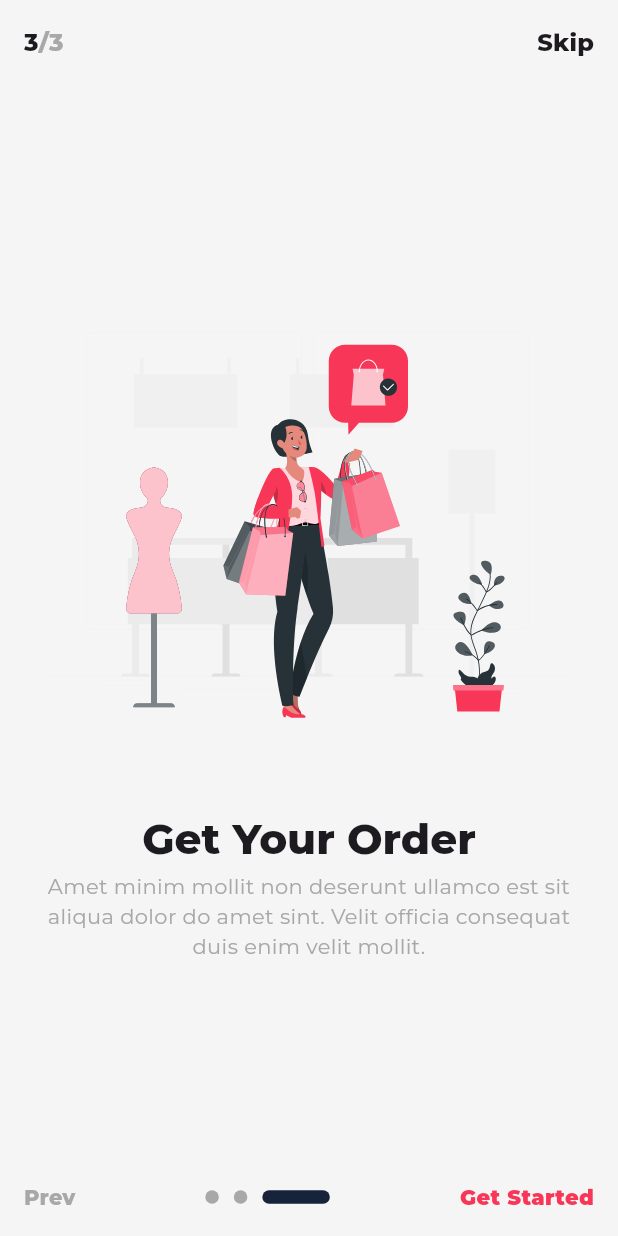
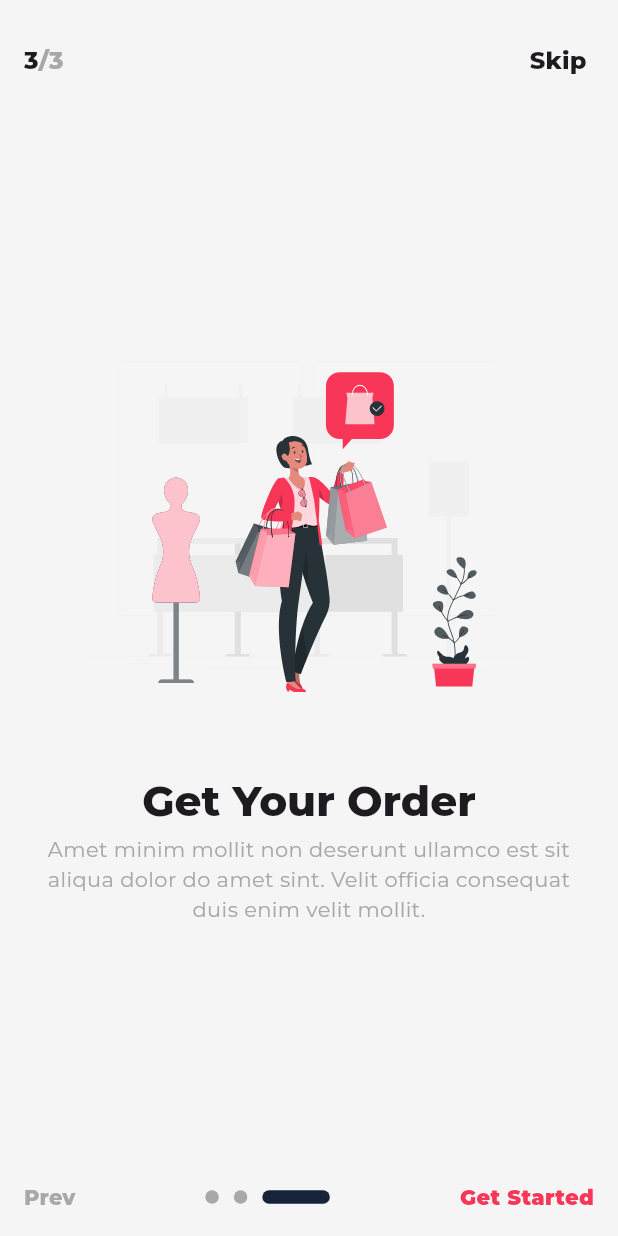
Before and after one commit to giapchicuong/ecommerce_app_clean_architecture, a Flutter app: the OnBoarding screen opened directly, after a tap on "Skip", on a phone screen of 412 x 824 dp. Run offline on Flutter 3.47's test engine with Material 3 defaults, Android fonts, the phone set to English and light mode, and no system bars; drawn by our look-alikes of smooth_page_indicator; our stand-ins replace cached_network_image, equatable, flutter_bloc, flutter_svg, get_it, google_fonts.

Commit message:
feat: onboarding pages

```diff
--- a/analysis_options.yaml
+++ b/analysis_options.yaml
@@ -21,6 +21,9 @@ linter:
   # `// ignore_for_file: name_of_lint` syntax on the line or in the file
   # producing the lint.
   rules:
+    prefer_const_constructors: true
+    prefer_const_constructors_in_immutables: true
+    prefer_const_literals_to_create_immutables: true
     # avoid_print: false  # Uncomment to disable the `avoid_print` rule
     # prefer_single_quotes: true  # Uncomment to enable the `prefer_single_quotes` rule
 
--- /dev/null
+++ b/devtools_options.yaml
@@ -0,0 +1,3 @@
+description: This file stores settings for Dart & Flutter DevTools.
+documentation: https://docs.flutter.dev/tools/devtools/extensions#configure-extension-enablement-states
+extensions:
--- /dev/null
+++ b/lib/common/widgets/images/custom_app_images.dart
@@ -0,0 +1,53 @@
+import 'package:cached_network_image/cached_network_image.dart';
+import 'package:flutter/material.dart';
+import 'package:flutter_svg/flutter_svg.dart';
+import 'package:flutter_svg/svg.dart';
+
+enum ImageSourceType { asset, network }
+
+class CustomAppImages extends StatelessWidget {
+  final String name;
+  final bool isSvg;
+  final double? width;
+  final double? height;
+  final ImageSourceType sourceType;
+
+  const CustomAppImages({
+    super.key,
+    required this.name,
+    this.isSvg = true,
+    this.width,
+    this.height,
+    this.sourceType = ImageSourceType.asset,
+  });
+
+  @override
+  Widget build(BuildContext context) {
+    if (sourceType == ImageSourceType.network) {
+      return CachedNetworkImage(
+        imageUrl: name,
+        width: width,
+        height: height,
+        fit: BoxFit.cover,
+        placeholder: (context, url) =>
+            const Center(child: CircularProgressIndicator()),
+        errorWidget: (context, url, error) => const Icon(Icons.error),
+      );
+    } else {
+      if (isSvg) {
+        return SvgPicture.asset(
+          name,
+          width: width,
+          height: height,
+        );
+      } else {
+        return Image.asset(
+          name,
+          width: width,
+          height: height,
+          fit: BoxFit.cover,
+        );
+      }
+    }
+  }
+}
--- a/lib/common/widgets/images/svg_picture.dart
+++ /dev/null
@@ -1,20 +0,0 @@
-import 'package:flutter/material.dart';
-import 'package:flutter_svg/svg.dart';
-
-class CustomAppImages extends StatelessWidget {
-  final bool isSvg;
-  const CustomAppImages({super.key, required this.name, this.isSvg = true});
-  final String name;
-
-  @override
-  Widget build(BuildContext context) {
-    return isSvg
-        ? SvgPicture.asset(
-            name,
-          )
-        : Image.asset(
-            name,
-            fit: BoxFit.cover,
-          );
-  }
-}
--- a/lib/config/theme/app_theme.dart
+++ b/lib/config/theme/app_theme.dart
@@ -10,7 +10,7 @@ class AppTheme {
     textTheme: GoogleFonts.montserratTextTheme(
       ThemeData.light().textTheme,
     ),
-    appBarTheme: AppBarTheme(
+    appBarTheme: const AppBarTheme(
       elevation: 0,
       backgroundColor: AppColors.background,
     ),
@@ -33,7 +33,7 @@ class AppTheme {
       style: ElevatedButton.styleFrom(
         backgroundColor: AppColors.primary,
         elevation: 0,
-        textStyle: TextStyle(fontSize: 16, fontWeight: FontWeight.w400),
+        textStyle: const TextStyle(fontSize: 16, fontWeight: FontWeight.w400),
         padding: const EdgeInsets.symmetric(
           horizontal: 15,
           vertical: 15,
--- a/lib/core/constants/images.dart
+++ b/lib/core/constants/images.dart
@@ -1,24 +1,20 @@
 class AppImages {
-  static String get baseAssets => 'assets/images/';
-  static String defaultExtension = 'svg';
+  static const String baseAssets = 'assets/images/';
+  static const String defaultExtension = 'svg';
+  static const String extensionPng = 'png';
 
-  static String get appleLogo => _getUrlImage(name: 'apple_logo');
-  static String get facebookLogo => _getUrlImage(name: 'facebook_logo');
-  static String get googleLogo => _getUrlImage(name: 'google_logo');
-  static String get getStatedBanner =>
-      _getUrlImage(name: 'get_started_banner', extension: 'png');
-  static String get logo => _getUrlImage(name: 'logo');
-  static String get onBoarding1 => _getUrlImage(name: 'on_boarding1');
-  static String get onBoarding2 => _getUrlImage(name: 'on_boarding2');
-  static String get onBoarding3 => _getUrlImage(name: 'on_boarding3');
+  static const String appleLogo = '${baseAssets}apple_logo.$defaultExtension';
+  static const String facebookLogo =
+      '${baseAssets}facebook_logo.$defaultExtension';
+  static const String googleLogo = '${baseAssets}google_logo.$defaultExtension';
 
-  static String _getUrlImage({
-    required String name,
-    String? customBase,
-    String? extension,
-  }) {
-    final base = customBase ?? baseAssets;
-    final ext = extension ?? defaultExtension;
-    return '$base$name.$ext';
-  }
+  static const String getStartedBanner = '${baseAssets}get_started_banner.$extensionPng';
+  static const String logo = '${baseAssets}logo.$defaultExtension';
+
+  static const String onBoarding1 =
+      '${baseAssets}on_boarding1.$defaultExtension';
+  static const String onBoarding2 =
+      '${baseAssets}on_boarding2.$defaultExtension';
+  static const String onBoarding3 =
+      '${baseAssets}on_boarding3.$defaultExtension';
 }
--- a/lib/features/get_started/presentation/get_started.dart
+++ b/lib/features/get_started/presentation/get_started.dart
@@ -1,4 +1,4 @@
-import 'package:ecommerce_app/common/widgets/images/svg_picture.dart';
+import 'package:ecommerce_app/common/widgets/images/custom_app_images.dart';
 import 'package:ecommerce_app/config/theme/app_colors.dart';
 import 'package:ecommerce_app/core/constants/images.dart';
 import 'package:ecommerce_app/core/constants/text_strings.dart';
@@ -14,10 +14,10 @@ class GetStarted extends StatelessWidget {
     return Scaffold(
       body: Stack(
         children: [
-          Positioned.fill(
+          const Positioned.fill(
             child: CustomAppImages(
               isSvg: false,
-              name: AppImages.getStatedBanner,
+              name: AppImages.getStartedBanner,
             ),
           ),
           Positioned(
@@ -49,7 +49,7 @@ class GetStarted extends StatelessWidget {
                   crossAxisAlignment: CrossAxisAlignment.center,
                   mainAxisAlignment: MainAxisAlignment.center,
                   children: [
-                    Text(
+                    const Text(
                       AppTexts.getStartedTitle,
                       textAlign: TextAlign.center,
                       style: TextStyle(
@@ -58,8 +58,8 @@ class GetStarted extends StatelessWidget {
                         fontWeight: FontWeight.w600,
                       ),
                     ),
-                    SizedBox(height: AppSizes.sm),
-                    Text(
+                    const SizedBox(height: AppSizes.sm),
+                    const Text(
                       AppTexts.getStartedContent,
                       textAlign: TextAlign.center,
                       style: TextStyle(
@@ -68,12 +68,12 @@ class GetStarted extends StatelessWidget {
                         fontWeight: FontWeight.w600,
                       ),
                     ),
-                    SizedBox(height: AppSizes.xxl),
+                    const SizedBox(height: AppSizes.xxl),
                     SizedBox(
                       width: double.infinity,
                       child: ElevatedButton(
                         onPressed: () {},
-                        child: Text(
+                        child: const Text(
                           AppTexts.getStarted,
                           textAlign: TextAlign.center,
                           style: TextStyle(
--- /dev/null
+++ b/lib/features/onboarding/bloc/onboarding_bloc.dart
@@ -0,0 +1,56 @@
+import 'package:equatable/equatable.dart';
+import 'package:flutter/cupertino.dart';
+import 'package:flutter_bloc/flutter_bloc.dart';
+
+part 'onboarding_event.dart';
+part 'onboarding_state.dart';
+
+class OnBoardingBloc extends Bloc<OnBoardingEvent, OnBoardingState> {
+  final PageController pageController;
+  final int totalPage = 3;
+
+  OnBoardingBloc({required this.pageController})
+      : super(const OnBoardingState(currentPage: 0)) {
+    on<OnPageChanged>(_onPageChanged);
+    on<OnNextPage>(_onNextPage);
+    on<OnPrevPage>(_onPrevPage);
+    on<OnSkip>(_onSkip);
+  }
+  void _onPageChanged(event, emit) {
+    emit(state.copyWith(currentPage: event.page));
+  }
+
+  void _onNextPage(event, emit) {
+    final nextPage = state.currentPage + 1;
+    if (nextPage < totalPage) {
+      pageController.animateToPage(
+        nextPage,
+        duration: const Duration(milliseconds: 300),
+        curve: Curves.easeInOut,
+      );
+      emit(state.copyWith(currentPage: nextPage));
+    }
+  }
+
+  void _onPrevPage(event, emit) {
+    final prevPage = state.currentPage - 1;
+    if (prevPage >= 0) {
+      pageController.animateToPage(
+        prevPage,
+        duration: const Duration(milliseconds: 300),
+        curve: Curves.easeInOut,
+      );
+      emit(state.copyWith(currentPage: prevPage));
+    }
+  }
+
+  void _onSkip(event, emit) {
+    final lastPage = totalPage - 1;
+    pageController.animateToPage(
+      lastPage,
+      duration: const Duration(milliseconds: 300),
+      curve: Curves.easeInOut,
+    );
+    emit(state.copyWith(currentPage: lastPage));
+  }
+}
--- /dev/null
+++ b/lib/features/onboarding/bloc/onboarding_event.dart
@@ -0,0 +1,15 @@
+part of 'onboarding_bloc.dart';
+
+abstract class OnBoardingEvent {}
+
+class OnPageChanged extends OnBoardingEvent {
+  final int page;
+
+  OnPageChanged(this.page);
+}
+
+class OnNextPage extends OnBoardingEvent {}
+
+class OnPrevPage extends OnBoardingEvent {}
+
+class OnSkip extends OnBoardingEvent {}
--- /dev/null
+++ b/lib/features/onboarding/bloc/onboarding_state.dart
@@ -0,0 +1,18 @@
+part of 'onboarding_bloc.dart';
+
+class OnBoardingState extends Equatable {
+  final int currentPage;
+
+  const OnBoardingState({required this.currentPage});
+
+  OnBoardingState copyWith({
+    int? currentPage,
+  }) {
+    return OnBoardingState(
+      currentPage: currentPage ?? this.currentPage,
+    );
+  }
+
+  @override
+  List<Object?> get props => [currentPage];
+}
--- a/lib/features/onboarding/presentation/pages/onboarding.dart
+++ b/lib/features/onboarding/presentation/pages/onboarding.dart
@@ -1,9 +1,10 @@
-import 'package:ecommerce_app/core/constants/images.dart';
-import 'package:ecommerce_app/core/constants/text_strings.dart';
 import 'package:flutter/material.dart';
+import 'package:flutter_bloc/flutter_bloc.dart';
 
+import '../../../../injection_container.dart';
+import '../../bloc/onboarding_bloc.dart';
 import '../widgets/onboarding_bottom.dart';
-import '../widgets/onboarding_center.dart';
+import '../widgets/onboarding_pageview.dart';
 import '../widgets/onboarding_top.dart';
 
 class OnBoarding extends StatelessWidget {
@@ -11,78 +12,21 @@ class OnBoarding extends StatelessWidget {
 
   @override
   Widget build(BuildContext context) {
-    final PageController controller = PageController();
-    final int totalPages = 3;
-    final ValueNotifier<int> currentPageNotifier = ValueNotifier<int>(0);
-
-    void handleUpdateCurrentPage(int page) {
-      currentPageNotifier.value = page;
-    }
-
-    void animateToPage(int page) {
-      controller.animateToPage(
-        page,
-        duration: const Duration(milliseconds: 300),
-        curve: Curves.easeInOut,
-      );
-      handleUpdateCurrentPage(page);
-    }
-
-    void handleSkip() {
-      controller.animateToPage(
-        totalPages - 1,
-        duration: const Duration(milliseconds: 300),
-        curve: Curves.easeInOut,
-      );
-    }
-
-    return Scaffold(
+    return BlocProvider(
+      create: (_) => sl<OnBoardingBloc>(),
+      child: Scaffold(
         body: SafeArea(
-        child: Stack(
+          child: BlocBuilder<OnBoardingBloc, OnBoardingState>(
+            builder: (context, state) {
+              return const Stack(
                 children: [
-            PageView(
-              controller: controller,
-              onPageChanged: handleUpdateCurrentPage,
-              children: [
-                OnBoardingCenter(
-                  title: AppTexts.onBoardingTitle1,
-                  description: AppTexts.onBoardingDescription,
-                  image: AppImages.onBoarding1,
-                ),
-                OnBoardingCenter(
-                  title: AppTexts.onBoardingTitle2,
-                  description: AppTexts.onBoardingDescription,
-                  image: AppImages.onBoarding3,
-                ),
-                OnBoardingCenter(
-                  title: AppTexts.onBoardingTitle3,
-                  description: AppTexts.onBoardingDescription,
-                  image: AppImages.onBoarding3,
-                ),
-              ],
-            ),
-            ValueListenableBuilder<int>(
-              valueListenable: currentPageNotifier,
-              builder: (context, currentPage, child) {
-                return Stack(
-                  children: [
-                    OnBoardingTop(
-                      totalPage: totalPages,
-                      currentPage: currentPage + 1,
-                      onSkip: handleSkip,
-                    ),
-                    OnBoardingBottom(
-                      onTapNext: () => animateToPage(currentPage + 1),
-                      onTapPrev: () => animateToPage(currentPage - 1),
-                      isShowTextPrev: currentPage > 0,
-                      isShowTextNext: currentPage < totalPages - 1,
-                      controller: controller,
-                    ),
+                  OnBoardingPageView(),
+                  OnBoardingTop(),
+                  OnBoardingBottom(),
                 ],
               );
             },
           ),
-          ],
         ),
       ),
     );
--- a/lib/features/onboarding/presentation/widgets/onboarding_bottom.dart
+++ b/lib/features/onboarding/presentation/widgets/onboarding_bottom.dart
@@ -1,28 +1,20 @@
 import 'package:ecommerce_app/config/extensions/extension.dart';
+import 'package:equatable/equatable.dart';
 import 'package:flutter/material.dart';
+import 'package:flutter_bloc/flutter_bloc.dart';
 import 'package:smooth_page_indicator/smooth_page_indicator.dart';
 
 import '../../../../config/theme/app_colors.dart';
 import '../../../../core/constants/sizes.dart';
 import '../../../../core/constants/text_strings.dart';
+import '../../bloc/onboarding_bloc.dart';
 
 class OnBoardingBottom extends StatelessWidget {
-  const OnBoardingBottom(
-      {super.key,
-      required this.onTapNext,
-      required this.onTapPrev,
-      required this.isShowTextPrev,
-      required this.isShowTextNext,
-      required this.controller});
-  final VoidCallback onTapNext;
-  final VoidCallback onTapPrev;
-  final bool isShowTextPrev;
-  final bool isShowTextNext;
-  final PageController controller;
+  const OnBoardingBottom({super.key});
 
   @override
   Widget build(BuildContext context) {
-    return Positioned(
+    return const Positioned(
       left: 0,
       right: 0,
       bottom: AppSizes.md,
@@ -32,21 +24,39 @@ class OnBoardingBottom extends StatelessWidget {
           mainAxisAlignment: MainAxisAlignment.spaceBetween,
           crossAxisAlignment: CrossAxisAlignment.center,
           children: [
-            isShowTextPrev
-                ? InkWell(
-                    onTap: onTapPrev,
-                    child: Text(
-                      AppTexts.prev,
-                      style: context.text.titleSmall!.copyWith(
-                        fontWeight: FontWeight.w800,
-                        color: AppColors.grey2,
+            _LeftSide(),
+            _PageIndicator(),
+            _RightSide(),
+          ],
         ),
       ),
-                  )
-                : const SizedBox(width: 40),
-            SmoothPageIndicator(
-              controller: controller,
-              count: 3,
+    );
+  }
+}
+
+class _LeftSide extends StatelessWidget {
+  const _LeftSide();
+
+  @override
+  Widget build(BuildContext context) {
+    return BlocSelector<OnBoardingBloc, OnBoardingState, bool>(
+      selector: (state) => state.currentPage > 0,
+      builder: (context, isShowTextPrev) {
+        return isShowTextPrev ? const _PrevText() : const SizedBox(width: 40);
+      },
+    );
+  }
+}
+
+class _PageIndicator extends StatelessWidget {
+  const _PageIndicator();
+
+  @override
+  Widget build(BuildContext context) {
+    final onboardingBloc = context.read<OnBoardingBloc>();
+    return SmoothPageIndicator(
+      controller: onboardingBloc.pageController,
+      count: onboardingBloc.totalPage,
       effect: const ExpandingDotsEffect(
         dotColor: AppColors.grey2,
         activeDotColor: AppColors.blue1,
@@ -55,19 +65,58 @@ class OnBoardingBottom extends StatelessWidget {
         expansionFactor: 5,
         spacing: 10,
       ),
+    );
+  }
+}
+
+class _RightSide extends StatelessWidget {
+  const _RightSide();
+
+  @override
+  Widget build(BuildContext context) {
+    final bloc = context.read<OnBoardingBloc>();
+    return BlocSelector<OnBoardingBloc, OnBoardingState, _RightAction>(
+      selector: (state) => _RightAction(
+        isShowNext: state.currentPage < bloc.totalPage - 1,
       ),
-            InkWell(
-              onTap: isShowTextNext ? onTapNext : () {},
+      builder: (context, action) {
+        return InkWell(
+          onTap: action.isShowNext ? () => bloc.add(OnNextPage()) : () {},
           child: Text(
-                isShowTextNext ? AppTexts.next : AppTexts.getStarted,
+            action.isShowNext ? AppTexts.next : AppTexts.getStarted,
             style: const TextStyle(
               fontWeight: FontWeight.w900,
               fontSize: 14,
               color: AppColors.primary,
             ),
           ),
-            ),
-          ],
+        );
+      },
+    );
+  }
+}
+
+class _RightAction extends Equatable {
+  final bool isShowNext;
+
+  const _RightAction({required this.isShowNext});
+
+  @override
+  List<Object> get props => [isShowNext];
+}
+
+class _PrevText extends StatelessWidget {
+  const _PrevText();
+
+  @override
+  Widget build(BuildContext context) {
+    return InkWell(
+      onTap: () => context.read<OnBoardingBloc>().add(OnPrevPage()),
+      child: Text(
+        AppTexts.prev,
+        style: context.text.titleSmall!.copyWith(
+          fontWeight: FontWeight.w800,
+          color: AppColors.grey2,
         ),
       ),
     );
--- a/lib/features/onboarding/presentation/widgets/onboarding_center.dart
+++ b/lib/features/onboarding/presentation/widgets/onboarding_center.dart
@@ -2,7 +2,7 @@ import 'package:ecommerce_app/config/extensions/extension.dart';
 import 'package:ecommerce_app/config/theme/app_colors.dart';
 import 'package:flutter/material.dart';
 
-import '../../../../common/widgets/images/svg_picture.dart';
+import '../../../../common/widgets/images/custom_app_images.dart';
 import '../../../../core/constants/sizes.dart';
 
 class OnBoardingCenter extends StatelessWidget {
@@ -23,7 +23,11 @@ class OnBoardingCenter extends StatelessWidget {
       child: Column(
         mainAxisAlignment: MainAxisAlignment.center,
         children: [
-          CustomAppImages(name: image),
+          CustomAppImages(
+            name: image,
+            width: 300,
+            height: 300,
+          ),
           const SizedBox(height: AppSizes.sm),
           Text(
             title,
--- /dev/null
+++ b/lib/features/onboarding/presentation/widgets/onboarding_pageview.dart
@@ -0,0 +1,44 @@
+import 'package:flutter/cupertino.dart';
+import 'package:flutter_bloc/flutter_bloc.dart';
+
+import '../../../../core/constants/images.dart';
+import '../../../../core/constants/text_strings.dart';
+import '../../bloc/onboarding_bloc.dart';
+import 'onboarding_center.dart';
+
+class OnBoardingPageView extends StatelessWidget {
+  const OnBoardingPageView({super.key});
+
+  void _handlePageChanged(BuildContext context, int page) {
+    final onboardingBloc = context.read<OnBoardingBloc>();
+    onboardingBloc.add(OnPageChanged(page));
+  }
+
+  @override
+  Widget build(BuildContext context) {
+    final onboardingBloc = context.read<OnBoardingBloc>();
+
+    return PageView(
+      physics: const BouncingScrollPhysics(),
+      controller: onboardingBloc.pageController,
+      onPageChanged: (page) => _handlePageChanged(context, page),
+      children: const [
+        OnBoardingCenter(
+          title: AppTexts.onBoardingTitle1,
+          description: AppTexts.onBoardingDescription,
+          image: AppImages.onBoarding1,
+        ),
+        OnBoardingCenter(
+          title: AppTexts.onBoardingTitle2,
+          description: AppTexts.onBoardingDescription,
+          image: AppImages.onBoarding2,
+        ),
+        OnBoardingCenter(
+          title: AppTexts.onBoardingTitle3,
+          description: AppTexts.onBoardingDescription,
+          image: AppImages.onBoarding3,
+        ),
+      ],
+    );
+  }
+}
--- a/lib/features/onboarding/presentation/widgets/onboarding_top.dart
+++ b/lib/features/onboarding/presentation/widgets/onboarding_top.dart
@@ -1,53 +1,54 @@
 import 'package:ecommerce_app/config/extensions/extension.dart';
 import 'package:flutter/material.dart';
+import 'package:flutter_bloc/flutter_bloc.dart';
 
 import '../../../../config/theme/app_colors.dart';
 import '../../../../core/constants/sizes.dart';
 import '../../../../core/constants/text_strings.dart';
+import '../../bloc/onboarding_bloc.dart';
 
 class OnBoardingTop extends StatelessWidget {
-  const OnBoardingTop(
-      {super.key,
-      required this.currentPage,
-      required this.onSkip,
-      required this.totalPage});
-  final int currentPage;
-  final int totalPage;
-  final VoidCallback onSkip;
+  const OnBoardingTop({super.key});
 
   @override
   Widget build(BuildContext context) {
+    final onboardingBloc = context.read<OnBoardingBloc>();
+    final onboardingState = context.watch<OnBoardingBloc>().state;
+    final int currentPage = onboardingState.currentPage + 1;
+    final int totalPages = onboardingBloc.totalPage;
+
+    final textStyle =
+        context.text.titleMedium!.copyWith(fontWeight: FontWeight.w800);
+    final textStyleGrey = textStyle.copyWith(color: AppColors.grey2);
+
+    void handleSkip() => onboardingBloc.add(OnSkip());
+
     return Positioned(
       left: 0,
       right: 0,
       top: AppSizes.md,
       child: Padding(
-        padding: EdgeInsets.symmetric(horizontal: AppSizes.md),
+        padding: const EdgeInsets.symmetric(horizontal: AppSizes.md),
         child: Row(
           mainAxisAlignment: MainAxisAlignment.spaceBetween,
           crossAxisAlignment: CrossAxisAlignment.center,
           children: [
             RichText(
-                text: TextSpan(children: [
-              TextSpan(
-                text: '$currentPage',
-                style: context.text.titleMedium!
-                    .copyWith(fontWeight: FontWeight.w800),
+              text: TextSpan(
+                children: [
+                  TextSpan(text: '$currentPage', style: textStyle),
+                  TextSpan(text: '/$totalPages', style: textStyleGrey),
+                ],
               ),
-              TextSpan(
-                text: '/$totalPage',
-                style: context.text.titleMedium!.copyWith(
-                    fontWeight: FontWeight.w800, color: AppColors.grey2),
-              )
-            ])),
-            InkWell(
-              onTap: onSkip,
-              child: Text(
-                AppTexts.skip,
-                style: context.text.titleMedium!
-                    .copyWith(fontWeight: FontWeight.w800),
+            ),
+            TextButton(
+              onPressed: handleSkip,
+              style: TextButton.styleFrom(
+                minimumSize: Size.zero,
+                padding: EdgeInsets.zero,
               ),
-            )
+              child: Text(AppTexts.skip, style: textStyle),
+            ),
           ],
         ),
       ),
--- a/lib/features/splash/presentation/pages/splash.dart
+++ b/lib/features/splash/presentation/pages/splash.dart
@@ -1,4 +1,4 @@
-import 'package:ecommerce_app/common/widgets/images/svg_picture.dart';
+import 'package:ecommerce_app/common/widgets/images/custom_app_images.dart';
 import 'package:ecommerce_app/core/constants/images.dart';
 import 'package:flutter/material.dart';
 
@@ -7,7 +7,7 @@ class Splash extends StatelessWidget {
 
   @override
   Widget build(BuildContext context) {
-    return Scaffold(
+    return const Scaffold(
       body: Center(
         child: CustomAppImages(name: AppImages.logo),
       ),
--- /dev/null
+++ b/lib/injection_container.dart
@@ -0,0 +1,13 @@
+import 'package:flutter/material.dart';
+import 'package:get_it/get_it.dart';
+
+import 'features/onboarding/bloc/onboarding_bloc.dart';
+
+final sl = GetIt.instance;
+
+void setupServiceLocator() {
+  sl.registerLazySingleton<PageController>(() => PageController());
+
+  sl.registerFactory<OnBoardingBloc>(
+      () => OnBoardingBloc(pageController: sl<PageController>()));
+}
--- a/lib/main.dart
+++ b/lib/main.dart
@@ -1,12 +1,12 @@
 import 'package:ecommerce_app/config/theme/app_theme.dart';
-import 'package:ecommerce_app/features/splash/presentation/pages/splash.dart';
+import 'package:ecommerce_app/injection_container.dart';
 import 'package:flutter/material.dart';
 
-import 'features/get_started/presentation/get_started.dart';
 import 'features/onboarding/presentation/pages/onboarding.dart';
 
 void main() {
   runApp(const MyApp());
+  setupServiceLocator();
 }
 
 class MyApp extends StatelessWidget {
```
Lines whose indentation alone changed are shown as unchanged.
